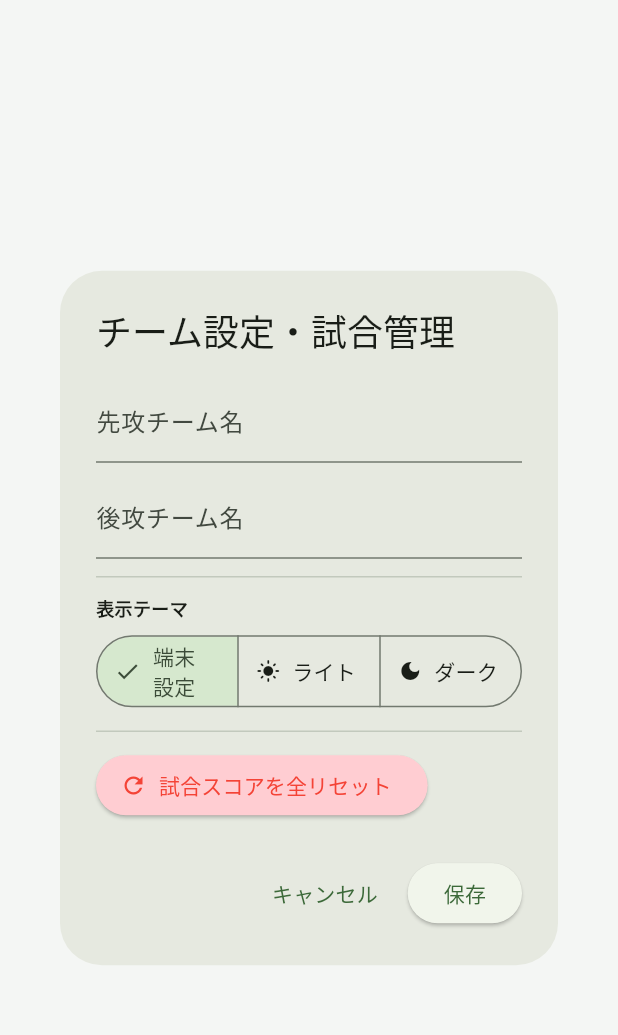
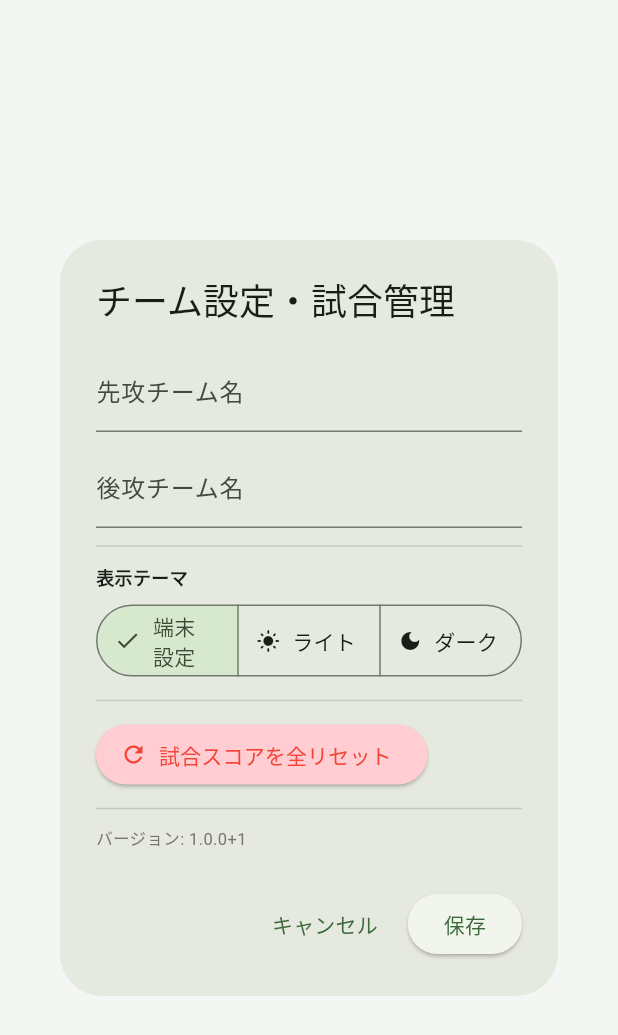
Before and after one commit to dorafan57/baseball_score, a Flutter app: the _SettingsDialog widget shown alone on an empty page, opened directly with empty values, on a phone screen of 412 x 824 dp. Shown: the top 1035 px of the screen. Run offline on Flutter 3.47's test engine with Material 3 defaults, Android fonts, the phone set to English and light mode, and no system bars; our stand-ins replace flutter_riverpod, share_plus, shared_preferences; accounts and stored records are empty.

Commit message:
設定画面にアプリのバージョン情報を表示
デプロイされたものがどのバージョンか分からないという要望に対応。
lib/app_version.dart に kAppVersion（pubspec.yaml と合わせて手動更新）
と、--dart-define=BUILD_INFO=... でビルド時に埋め込めるビルド識別情報
kBuildInfo を定義し、設定ダイアログの下部に表示するようにした。

Co-Authored-By: Claude Sonnet 5 <noreply@anthropic.com>

```diff
--- /dev/null
+++ b/lib/app_version.dart
@@ -0,0 +1,9 @@
+/// アプリのバージョン表示用定数。
+///
+/// [kAppVersion] は `pubspec.yaml` の `version:` と合わせて手動で更新する。
+const String kAppVersion = '1.0.0+1';
+
+/// ビルド時に `--dart-define=BUILD_INFO=<値>` を渡すと、デプロイ物の識別用に
+/// コミットハッシュやビルド日時などを埋め込める（未指定なら空文字）。
+/// 例: `flutter build web --dart-define=BUILD_INFO=$(git rev-parse --short HEAD)`
+const String kBuildInfo = String.fromEnvironment('BUILD_INFO');
--- a/lib/widgets/dialogs/settings_dialog.dart
+++ b/lib/widgets/dialogs/settings_dialog.dart
@@ -1,6 +1,7 @@
 import 'package:flutter/material.dart';
 import 'package:flutter_riverpod/flutter_riverpod.dart';
 
+import '../../app_version.dart';
 import '../../providers/game_provider.dart';
 import '../../providers/theme_mode_provider.dart';
 import 'reset_confirm_dialog.dart';
@@ -111,6 +112,13 @@ class _SettingsDialogState extends ConsumerState<_SettingsDialog> {
                 style: TextStyle(color: Colors.red),
               ),
             ),
+            const Divider(height: 24),
+            Text(
+              kBuildInfo.isEmpty
+                  ? 'バージョン: $kAppVersion'
+                  : 'バージョン: $kAppVersion ($kBuildInfo)',
+              style: TextStyle(fontSize: 11, color: Colors.grey.shade600),
+            ),
           ],
         ),
       ),
```
